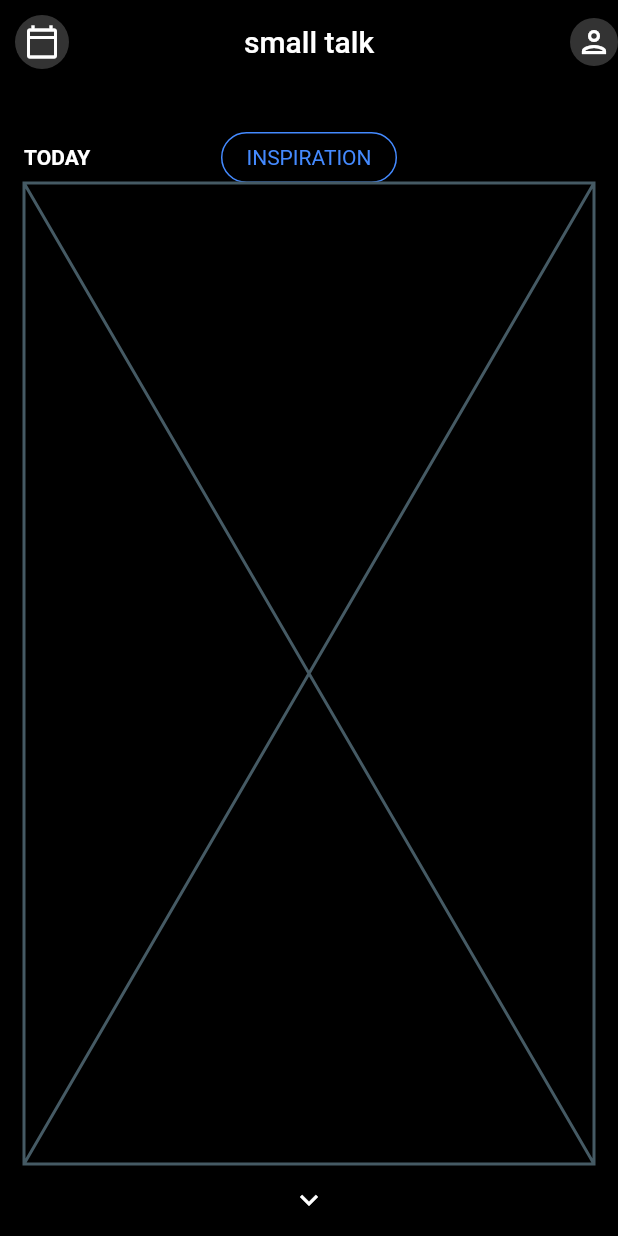
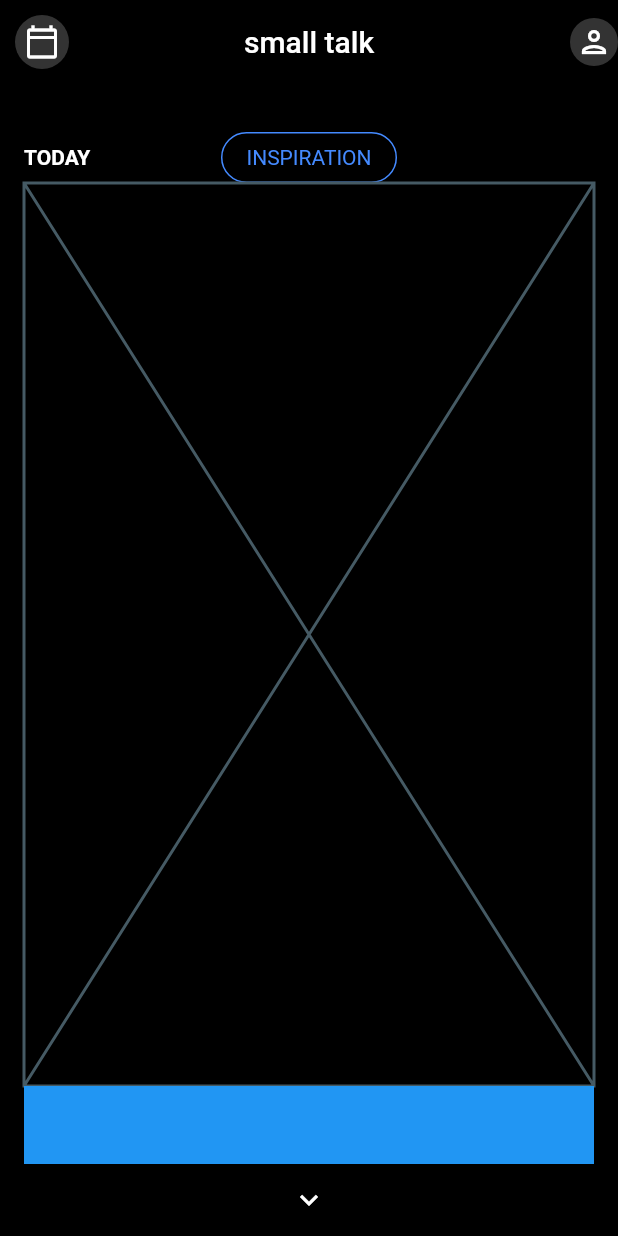
Before and after one commit to JAICHANGPARK/flutter_notebook_17th_story, a Flutter app: the screen it shows after launch, on a phone screen of 412 x 824 dp. Run offline on Flutter 3.47's test engine with Material 2 defaults, Android fonts, the phone set to English and light mode, and no system bars; our stand-ins replace badges, cached_network_image, fl_chart, flutter_riverpod, freezed_annotation, ionicons and 1 more.

Commit message:
Update small_talk_home_page.dart

```diff
--- a/lib/ep1043_small_talk_app/src/ui/small_talk_home_page.dart
+++ b/lib/ep1043_small_talk_app/src/ui/small_talk_home_page.dart
@@ -67,6 +67,15 @@ class SmallTalkHomePage extends StatelessWidget {
               ],
             ),
             Expanded(child: Placeholder()),
+            SizedBox(
+              height: 52,
+              child: Container(
+                color: Colors.blue,
+                child: Row(
+                  children: [],
+                ),
+              ),
+            ),
             IconButton(
               onPressed: () {},
               icon: Icon(Icons.keyboard_arrow_down),
```
